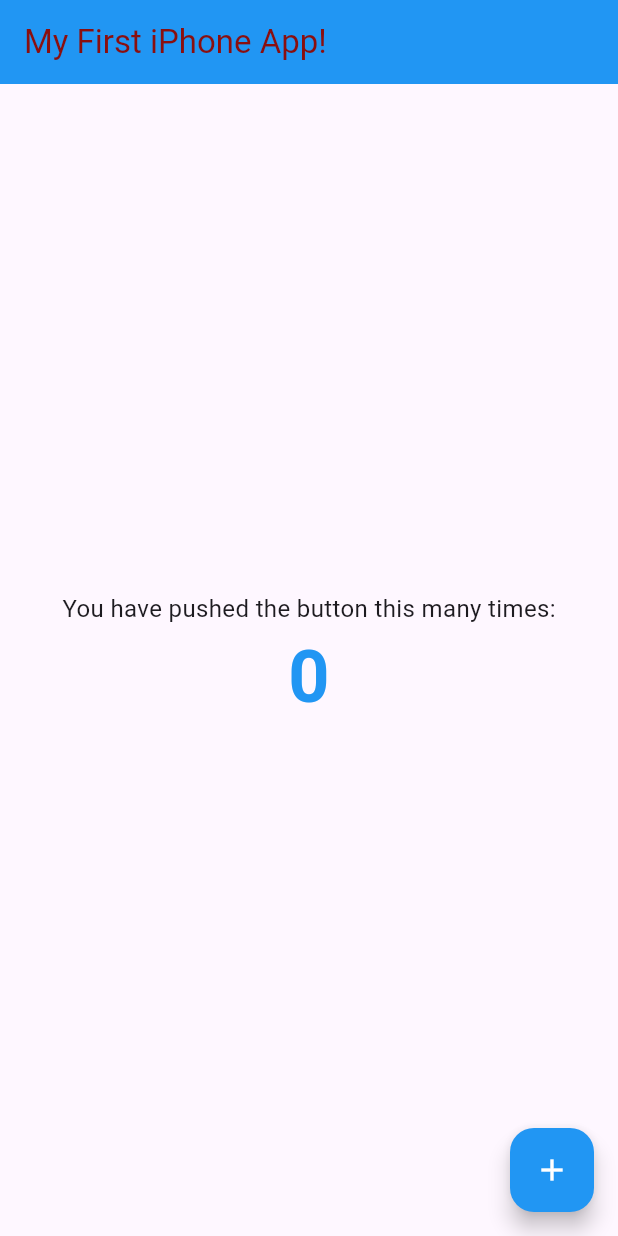
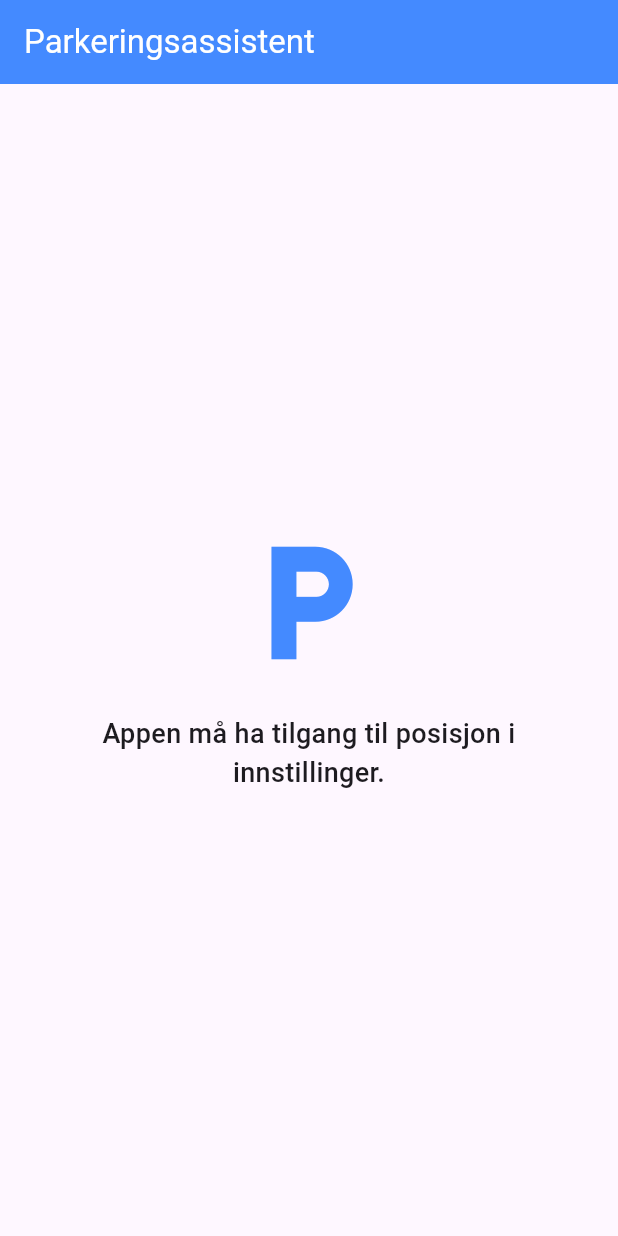
Before and after one commit to christereinvik/my_simple_app, a Flutter app: the screen it shows after launch, on a phone screen of 412 x 824 dp. Run offline on Flutter 3.47's test engine with Material 3 defaults, Android fonts, the phone set to English and light mode, and no system bars; our stand-ins replace flutter_local_notifications; missing offline and left inert: geofencing_api.

Commit message:
Oppdatert med nøyaktige jobbkoordinater

```diff
--- a/lib/main.dart
+++ b/lib/main.dart
@@ -1,81 +1,116 @@
 import 'package:flutter/material.dart';
+import 'package:geofencing_api/geofencing_api.dart';
+import 'package:flutter_local_notifications/flutter_local_notifications.dart';
 
-// The main entry point of the application
-void main() {
-  runApp(const MySimpleApp());
-}
+void main() => runApp(const ParkeringsVarslerApp());
 
-// Root widget configuring the application theme and initial screen
-class MySimpleApp extends StatelessWidget {
-  const MySimpleApp({super.key});
+class ParkeringsVarslerApp extends StatelessWidget {
+  const ParkeringsVarslerApp({super.key});
 
   @override
   Widget build(BuildContext context) {
-    return MaterialApp(
-      title: 'Simple Flutter App',
-      theme: ThemeData(
-        primarySwatch: Colors.deepPurple,
-        useMaterial3: true, // Uses the modern Material 3 design system
-      ),
-      home: const HomeScreen(),
+    return const MaterialApp(
+      home: GeofenceSkjerm(),
     );
   }
 }
 
-// Stateful widget representing the interactive home screen
-class HomeScreen extends StatefulWidget {
-  const HomeScreen({super.key});
+class GeofenceSkjerm extends StatefulWidget {
+  const GeofenceSkjerm({super.key});
 
   @override
-  State<HomeScreen> createState() => _HomeScreenState();
+  State<GeofenceSkjerm> createState() => _GeofenceSkjermState();
 }
 
-class _HomeScreenState extends State<HomeScreen> {
-  // Application state variable tracking button presses
-  int _counter = 0;
+class _GeofenceSkjermState extends State<GeofenceSkjerm> {
+  String _statusTekst = "Søker etter GPS-signal...";
 
-  // Function to increment the state value safely
-  void _incrementCounter() {
-    setState(() {
-      _counter++; // Tells Flutter to redraw the UI with the updated value
-    });
+  // 🔴 BYTT UT DISSE TO TALLENE MED DINE FRA GOOGLE MAPS:
+  final double jobbLatitude = 69.6815;  // <-- Ditt første tall her (Breddegrad)
+  final double jobbLongitude = 18.9725; // <-- Ditt andre tall her (Lengdegrad)
+
+  final FlutterLocalNotificationsPlugin _notificationsPlugin = FlutterLocalNotificationsPlugin();
+
+  @override
+  void initState() {
+    super.initState();
+    _initVarslinger();
+    _startGeofencing();
+  }
+
+  void _initVarslinger() async {
+    const androidSettings = AndroidInitializationSettings('@mipmap/ic_launcher');
+    const iosSettings = DarwinInitializationSettings();
+    await _notificationsPlugin.initialize(
+      const InitializationSettings(android: androidSettings, iOS: iosSettings),
+    );
+  }
+
+  void _startGeofencing() async {
+    bool tillatelseGitt = await GeofencingApi.instance.requestLocationPermission();
+    if (!tillatelseGitt) {
+      setState(() => _statusTekst = "Appen må ha tilgang til posisjon i innstillinger.");
+      return;
+    }
+
+    final jobbSone = Geofence(
+      id: 'jobb_parkeringsplass',
+      latitude: jobbLatitude,
+      longitude: jobbLongitude,
+      radius: 150.0, // Varsler deg innenfor 150 meter fra punktet
+    );
+
+    GeofencingApi.instance.setup(
+      geofences: [jobbSone],
+      onStatusChanged: (geofence, status) {
+        if (status == GeofenceStatus.enter) {
+          setState(() => _statusTekst = "Velkommen til jobb! Sjekk parkeringen.");
+          _sendParkeringsVarsel();
+        } else if (status == GeofenceStatus.exit) {
+          setState(() => _statusTekst = "Du har forlatt parkeringsplassen.");
+        }
+      },
+    );
+
+    setState(() => _statusTekst = "Overvåker jobb-parkeringen aktivt... (150m sone)");
+  }
+
+  void _sendParkeringsVarsel() async {
+    const iosDetails = DarwinNotificationDetails(presentAlert: true, presentSound: true);
+    const notificationDetails = NotificationDetails(iOS: iosDetails);
+
+    await _notificationsPlugin.show(
+      0,
+      'Husk parkering! 🚗',
+      'Du har ankommet jobb-parkeringen. Husk å registrere eller betale!',
+      notificationDetails,
+    );
   }
 
   @override
   Widget build(BuildContext context) {
     return Scaffold(
-      // Top header bar
       appBar: AppBar(
-        title: const Text('My First iPhone App!'),
-        backgroundColor: Colors.blue,
-        foregroundColor: const Color.fromARGB(255, 138, 15, 15),
+        title: const Text('Parkeringsassistent'),
+        backgroundColor: Colors.blueAccent,
+        foregroundColor: Colors.white,
       ),
-      // Main interface body layout
       body: Center(
-        child: Column(
-          mainAxisAlignment: MainAxisAlignment.center,
-          children: <Widget>[
-            const Text(
-              'You have pushed the button this many times:',
-              style: TextStyle(fontSize: 16),
-            ),
-            Text(
-              '$_counter', // Dynamic text displaying our state counter
-              style: const TextStyle(
-                fontSize: 48,
-                fontWeight: FontWeight.bold,
-                color: Colors.blue,
+        child: Padding(
+          padding: const EdgeInsets.all(24.0),
+          child: Column(
+            mainAxisAlignment: MainAxisAlignment.center,
+            children: [
+              const Icon(Icons.local_parking, size: 100, color: Colors.blueAccent),
+              const SizedBox(height: 24),
+              Text(
+                _statusTekst,
+                textAlign: TextAlign.center,
+                style: const TextStyle(fontSize: 18, fontWeight: FontWeight.w500),
               ),
-            ),
-          ],
+            ],
+          ),
         ),
-      ),
-      // Floating button in the bottom right corner
-      floatingActionButton: FloatingActionButton(
-        onPressed: _incrementCounter,
-        tooltip: 'Increment',
-        backgroundColor: Colors.blue,
-        child: const Icon(Icons.add, color: Colors.white),
       ),
     );
   }
```
